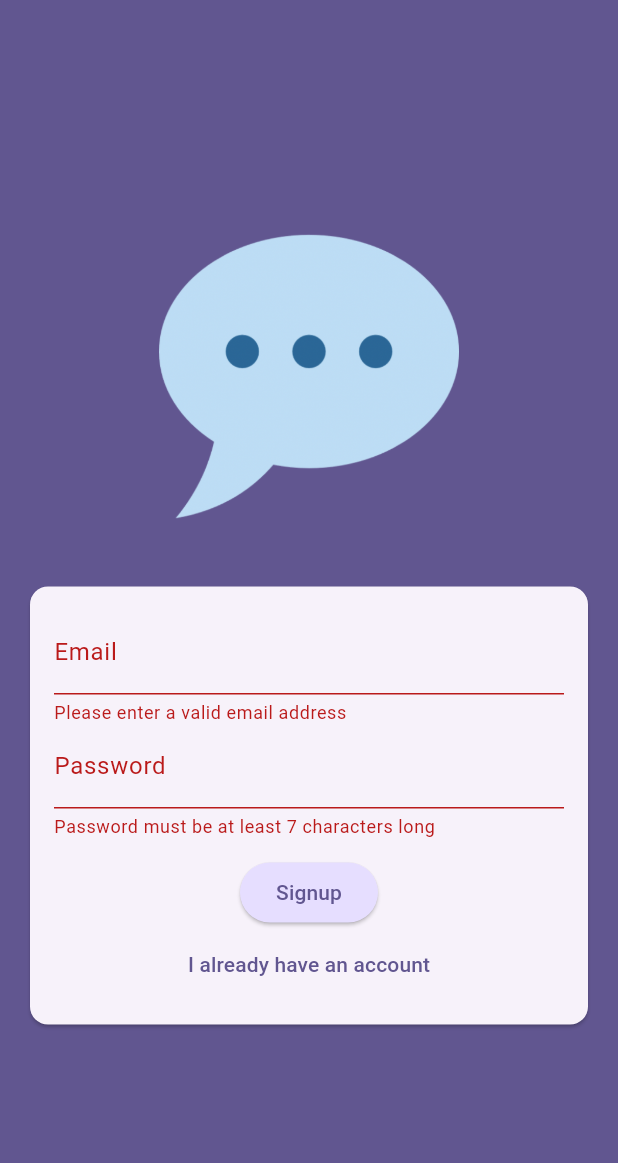
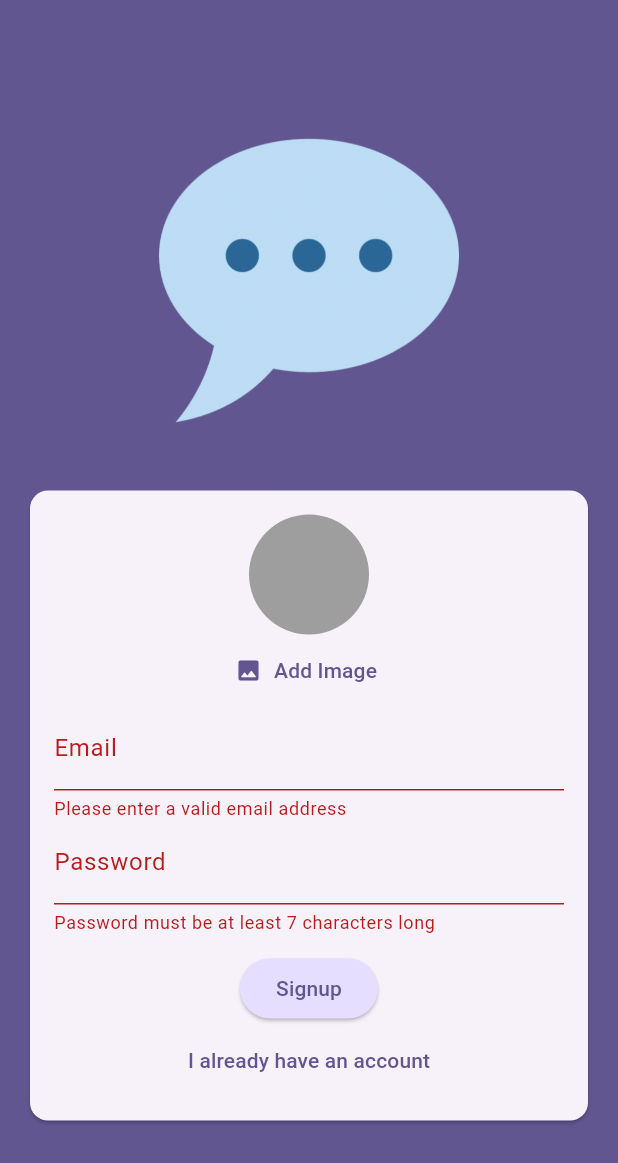
Before and after one commit to malhaq/ChattingApp, a Flutter app: the screen it shows after launch, after a tap on "Login", after a tap on "Create new account", on a phone screen of 412 x 824 dp. Shown: the top 1163 px of the screen. Run offline on Flutter 3.47's test engine with Material 3 defaults, Android fonts, the phone set to English and light mode, and no system bars; our stand-ins replace firebase_auth, firebase_core, image_picker, permission_handler; accounts and stored records are empty.

Commit message:
stay logged in ,adding image and permission handling

```diff
--- a/lib/main.dart
+++ b/lib/main.dart
@@ -1,4 +1,7 @@
 import 'package:chating_app/screens/auth.dart';
+import 'package:chating_app/screens/chat.dart';
+import 'package:chating_app/screens/splash.dart';
+import 'package:firebase_auth/firebase_auth.dart';
 import 'package:flutter/material.dart';
 // imports for Firebase
 import 'package:firebase_core/firebase_core.dart';
@@ -19,15 +22,24 @@ class MainApp extends StatelessWidget {
 
   @override
   Widget build(BuildContext context) {
-    return SafeArea(
-      child: MaterialApp(
+    return MaterialApp(
       title: 'Fluter Chatting App',
       theme: ThemeData().copyWith(
         useMaterial3: true,
         colorScheme: ColorScheme.fromSeed(
             seedColor: const Color.fromARGB(255, 63, 17, 177)),
       ),
-        home: const AuthScreen(),
+      home: StreamBuilder(
+        stream: FirebaseAuth.instance.authStateChanges(),
+        builder: (ctx, snapshot) {
+          if (snapshot.connectionState == ConnectionState.waiting) {
+            return const SplashScreen();
+          }
+          if (snapshot.hasData) {
+            return const ChatScreen();
+          }
+          return const AuthScreen();
+        },
       ),
     );
   }
--- a/lib/screens/auth.dart
+++ b/lib/screens/auth.dart
@@ -1,3 +1,4 @@
+import 'package:chating_app/widgets/user_image_picker.dart';
 import 'package:firebase_auth/firebase_auth.dart';
 import 'package:flutter/material.dart';
 
@@ -32,14 +33,12 @@ class _AuthScreenState extends State<AuthScreen> {
           email: _userEmail,
           password: _userPassword,
         );
-        print(userCredential);
       } else {
         final userCredentials =
             await _firebaseAuth.createUserWithEmailAndPassword(
           email: _userEmail,
           password: _userPassword,
         );
-        print(userCredentials);
       }
     } on FirebaseAuthException catch (e) {
       if (e.code == 'email-already-in-use') {}
@@ -81,6 +80,7 @@ class _AuthScreenState extends State<AuthScreen> {
                       child: Column(
                         mainAxisSize: MainAxisSize.min,
                         children: [
+                          if (!_isLogin) UserImagePicker(),
                           TextFormField(
                             decoration: const InputDecoration(
                               labelText: 'Email',
--- /dev/null
+++ b/lib/screens/splash.dart
@@ -0,0 +1,17 @@
+import 'package:flutter/material.dart';
+
+class SplashScreen extends StatelessWidget {
+  const SplashScreen({super.key});
+
+  @override
+  Widget build(BuildContext context) {
+    return Scaffold(
+      appBar: AppBar(
+        title: const Text('Fire Chat'),
+      ),
+      body: const Center(
+        child: Text('Loading...'),
+      ),
+    );
+  }
+}
--- /dev/null
+++ b/lib/widgets/user_image_picker.dart
@@ -0,0 +1,76 @@
+import 'dart:io';
+
+import 'package:flutter/material.dart';
+import 'package:image_picker/image_picker.dart';
+import 'package:permission_handler/permission_handler.dart';
+
+class UserImagePicker extends StatefulWidget {
+  const UserImagePicker({super.key});
+
+  @override
+  State<UserImagePicker> createState() {
+    return _UserImagePickerState();
+  }
+}
+
+class _UserImagePickerState extends State<UserImagePicker> {
+  File? _pickedImageFile;
+  bool granted = false;
+
+  void checkCameraPermission() async {
+    if (await Permission.camera.isGranted) {
+      setState(() {
+        granted = true;
+      });
+    }
+    PermissionStatus status = await Permission.camera.request();
+    setState(() {
+      granted = status.isGranted;
+    });
+  }
+
+  void _pickImage() async {
+    if (!granted) {
+      checkCameraPermission();
+    }
+    final picked = await ImagePicker().pickImage(
+      source: ImageSource.camera,
+      imageQuality: 50,
+      maxWidth: 150,
+    );
+    if (picked == null) {
+      return;
+    }
+    setState(() {
+      _pickedImageFile = File(picked.path);
+    });
+  }
+
+  @override
+  void initState() {
+    super.initState();
+    checkCameraPermission();
+  }
+
+  @override
+  Widget build(BuildContext context) {
+    return Column(
+      children: [
+        CircleAvatar(
+          radius: 40,
+          backgroundColor: Colors.grey,
+          foregroundImage:
+              _pickedImageFile != null ? FileImage(_pickedImageFile!) : null,
+        ),
+        TextButton.icon(
+          onPressed: _pickImage,
+          icon: const Icon(Icons.image_rounded),
+          label: Text(
+            'Add Image',
+            style: TextStyle(color: Theme.of(context).colorScheme.primary),
+          ),
+        ),
+      ],
+    );
+  }
+}
--- a/pubspec.yaml
+++ b/pubspec.yaml
@@ -11,6 +11,9 @@ dependencies:
     sdk: flutter
   firebase_core: ^3.10.1
   firebase_auth: ^5.4.1
+  firebase_storage: ^12.4.1
+  image_picker: ^1.1.2
+  permission_handler: ^11.3.1
 
 dev_dependencies:
   flutter_test:
```
Also changed, not shown: lib/screens/chat.dart (added, +30 -0 lines), pubspec.lock, 8 other files. Lines whose indentation alone changed are shown as unchanged.
